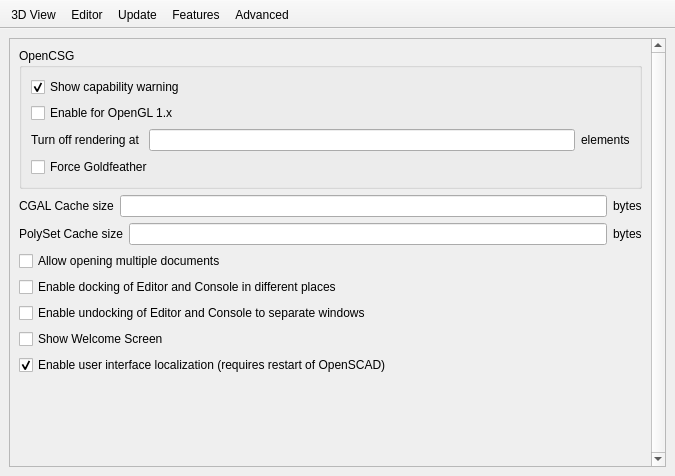
First picture: the form in src/Preferences.ui, repository openscad/openscad, before the edit.
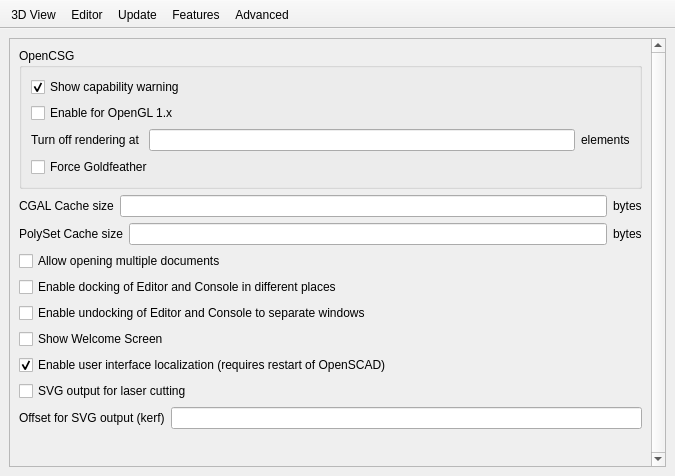
Second picture: the form after the edit. The open tabs and pages were chosen to show the change. Icons and pictures are not drawn.

Commit message: Add settings for laser offset and colour

Diff of the .ui file:
```diff
--- a/src/Preferences.ui
+++ b/src/Preferences.ui
@@ -1434,6 +1434,33 @@
               </property>
              </widget>
             </item>
+	    <item>
+             <widget class="QCheckBox" name="laserColors">
+              <property name="text">
+               <string>SVG output for laser cutting</string>
+              </property>
+              <property name="checked">
+               <bool>false</bool>
+              </property>
+             </widget>
+            </item>
+             <item>
+             <layout class="QHBoxLayout" name="horizontalLayout_4">
+              <property name="bottomMargin">
+               <number>0</number>
+              </property>
+              <item>
+               <widget class="QLabel" name="label_7">
+                <property name="text">
+                 <string>Offset for SVG output (kerf)</string>
+                </property>
+               </widget>
+              </item>
+              <item>
+               <widget class="QLineEdit" name="laserOffset"/>
+              </item>
+             </layout>
+            </item>
             <item>
              <spacer name="verticalSpacer">
               <property name="orientation">
```
The commit also changes 2 other files.
